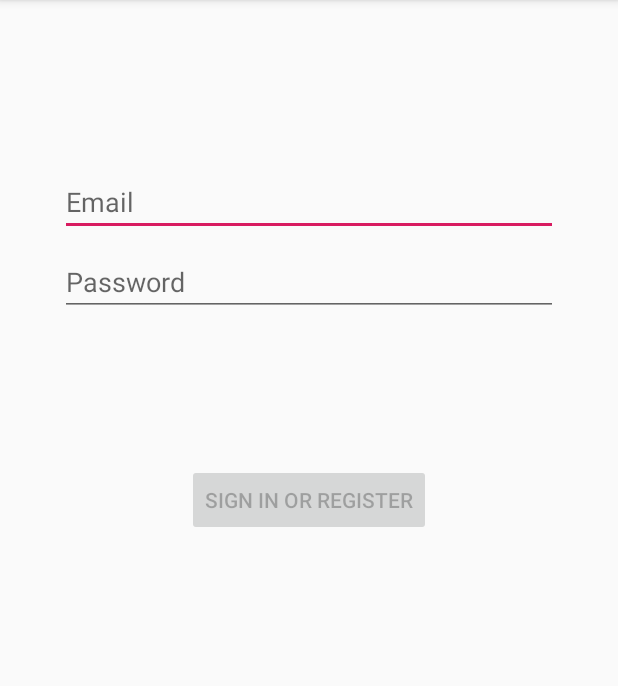
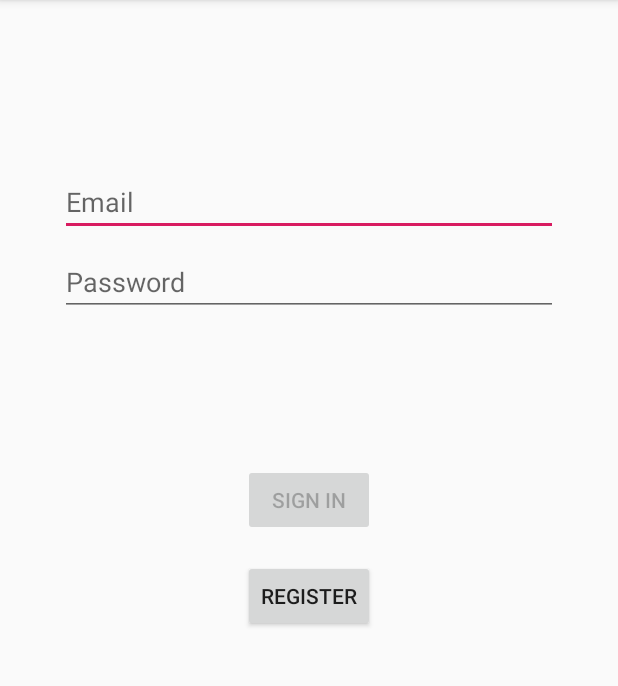
Before and after one commit to hthenrique/OWASPteste, an Android app: the screen it shows after launch (LoginActivity), on a phone screen of 412 x 824 dp, the part 84-770 px from its top. Run offline under Robolectric (Android 15) with nearby library versions, the phone set to English and light mode, and no system bars.

Commit message:
entrada na tela de registro

```diff
--- a/app/build.gradle
+++ b/app/build.gradle
@@ -29,4 +29,7 @@ dependencies {
     testImplementation 'junit:junit:4.12'
     androidTestImplementation 'androidx.test:runner:1.1.1'
     androidTestImplementation 'androidx.test.espresso:espresso-core:3.1.1'
+    androidTestImplementation 'androidx.test.espresso:espresso-core:3.1.0'
+    androidTestImplementation 'androidx.test:runner:1.1.0'
+    androidTestImplementation 'androidx.test:rules:1.1.0'
 }
--- a/app/src/main/java/com/example/owaspatividade/ui/login/LoginActivity.java
+++ b/app/src/main/java/com/example/owaspatividade/ui/login/LoginActivity.java
@@ -5,6 +5,7 @@ import android.app.Activity;
 import androidx.lifecycle.Observer;
 import androidx.lifecycle.ViewModelProviders;
 
+import android.content.Intent;
 import android.os.Bundle;
 
 import androidx.annotation.Nullable;
@@ -23,6 +24,7 @@ import android.widget.TextView;
 import android.widget.Toast;
 
 import com.example.owaspatividade.R;
+import com.example.owaspatividade.signup.SignUpActivity;
 import com.example.owaspatividade.ui.login.LoginViewModel;
 import com.example.owaspatividade.ui.login.LoginViewModelFactory;
 
@@ -41,6 +43,7 @@ public class LoginActivity extends AppCompatActivity {
         final EditText passwordEditText = findViewById(R.id.password);
         final Button loginButton = findViewById(R.id.login);
         final ProgressBar loadingProgressBar = findViewById(R.id.loading);
+        final Button registerButton = findViewById(R.id.btnRegister);
 
         loginViewModel.getLoginFormState().observe(this, new Observer<LoginFormState>() {
             @Override
@@ -117,6 +120,14 @@ public class LoginActivity extends AppCompatActivity {
                         passwordEditText.getText().toString());
             }
         });
+
+        registerButton.setOnClickListener(new View.OnClickListener() {
+            @Override
+            public void onClick(View v) {
+                Intent registerUser = new Intent(LoginActivity.this, SignUpActivity.class);
+                startActivity(registerUser);
+            }
+        });
     }
 
     private void updateUiWithUser(LoggedInUserView model) {
--- a/app/src/main/res/layout/activity_login.xml
+++ b/app/src/main/res/layout/activity_login.xml
@@ -75,4 +75,14 @@
         app:layout_constraintStart_toStartOf="@+id/password"
         app:layout_constraintTop_toTopOf="parent"
         app:layout_constraintVertical_bias="0.3" />
+
+    <Button
+        android:id="@+id/btnRegister"
+        android:layout_width="wrap_content"
+        android:layout_height="wrap_content"
+        android:layout_marginTop="16dp"
+        android:text="@string/btn_register"
+        app:layout_constraintEnd_toEndOf="parent"
+        app:layout_constraintStart_toStartOf="parent"
+        app:layout_constraintTop_toBottomOf="@+id/login" />
 </androidx.constraintlayout.widget.ConstraintLayout>
--- a/app/src/main/res/values/strings.xml
+++ b/app/src/main/res/values/strings.xml
@@ -3,7 +3,8 @@
     <!-- Strings related to login -->
     <string name="prompt_email">Email</string>
     <string name="prompt_password">Password</string>
-    <string name="action_sign_in">Sign in or register</string>
+    <string name="action_sign_in">Sign in</string>
+    <string name="btn_register">Register</string>
     <string name="action_sign_in_short">Sign in</string>
     <string name="welcome">"Welcome !"</string>
     <string name="invalid_username">Not a valid username</string>
```
Also changed, not shown: 1 other file.
